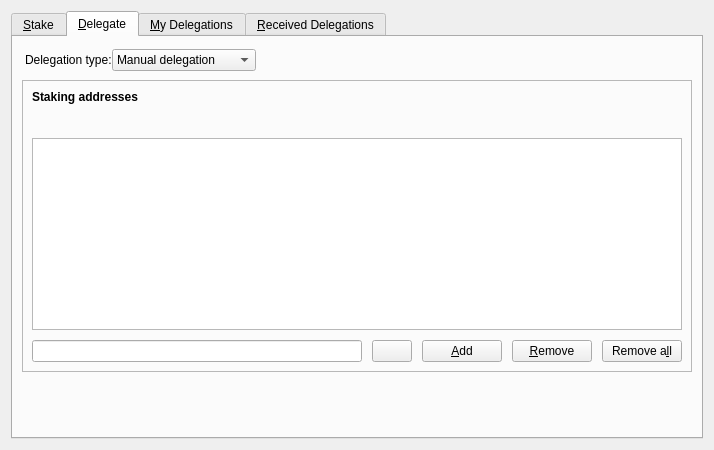
Before: the Qt Designer form src/qt/forms/stakepage.ui in Catipal/bps, drawn with Qt 5.
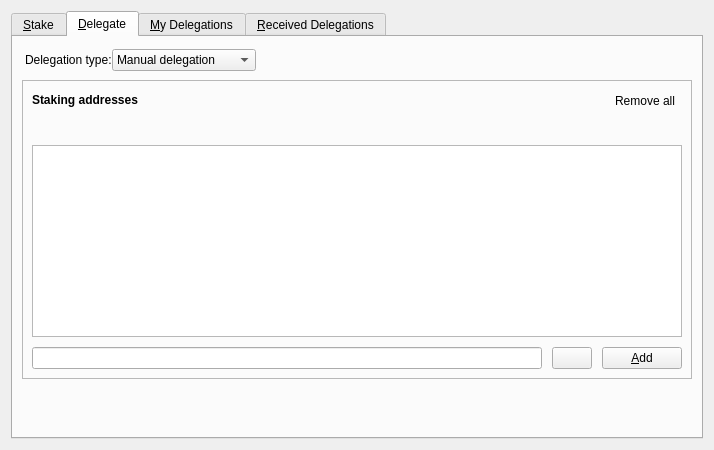
After: the same form once the commit is applied. The open tabs and pages were chosen to show the change. Icons and pictures are not drawn. Custom widgets are drawn as their Qt base class.

Commit message: qt: remove a staking address from its own row

The edit to the form file:
```diff
--- a/src/qt/forms/stakepage.ui
+++ b/src/qt/forms/stakepage.ui
@@ -640,6 +640,8 @@
                                                             <number>10</number>
                                                         </property>
                                                         <item>
+                                                            <layout class="QHBoxLayout" name="layoutAutoDelegationHeader">
+                                                                <item>
                                                             <widget class="QLabel" name="labelAutoDelegationTitle">
                                                                 <property name="sizePolicy">
                                                                     <sizepolicy hsizetype="Preferred" vsizetype="Fixed">
@@ -659,6 +661,31 @@
                                                             </widget>
                                                         </item>
                                                         <item>
+                                                                    <spacer name="spacerAutoDelegationHeader">
+                                                                        <property name="orientation">
+                                                                            <enum>Qt::Horizontal</enum>
+                                                                        </property>
+                                                                        <property name="sizeHint" stdset="0">
+                                                                            <size>
+                                                                                <width>40</width>
+                                                                                <height>20</height>
+                                                                            </size>
+                                                                        </property>
+                                                                    </spacer>
+                                                                </item>
+                                                                <item>
+                                                                    <widget class="QToolButton" name="autoDelegationClearButton">
+                                                                        <property name="autoRaise">
+                                                                            <bool>true</bool>
+                                                                        </property>
+                                                                        <property name="text">
+                                                                            <string>Remove all</string>
+                                                                        </property>
+                                                                    </widget>
+                                                                </item>
+                                                            </layout>
+                                                        </item>
+                                                        <item>
                                                             <widget class="QLabel" name="labelAutoDelegationStatus">
                                                                 <property name="sizePolicy">
                                                                     <sizepolicy hsizetype="Preferred" vsizetype="Fixed">
@@ -718,20 +745,6 @@
                                                                         </property>
                                                                     </widget>
                                                                 </item>
-                                                                <item>
-                                                                    <widget class="QPushButton" name="autoDelegationRemoveButton">
-                                                                        <property name="text">
-                                                                            <string>&amp;Remove</string>
-                                                                        </property>
-                                                                    </widget>
-                                                                </item>
-                                                                <item>
-                                                                    <widget class="QPushButton" name="autoDelegationClearButton">
-                                                                        <property name="text">
-                                                                            <string>Remove a&amp;ll</string>
-                                                                        </property>
-                                                                    </widget>
-                                                                </item>
                                                             </layout>
                                                         </item>
                                                     </layout>
```
Left out of the diff: 2 changed lines with no effect on the pictures. Lines whose indentation alone changed are shown as unchanged. The commit also changes 2 other files.
